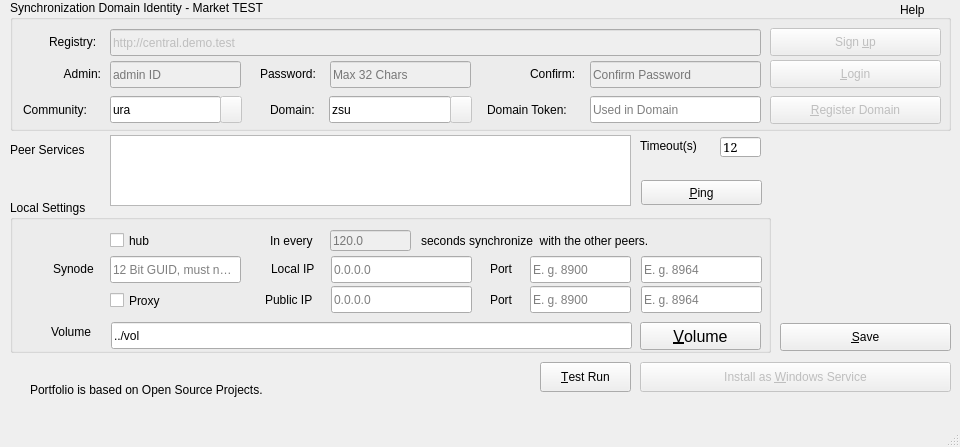
odys-z/semantic-jserv, file synode.py/src/synodepy3/form.ui: the form before one commit.
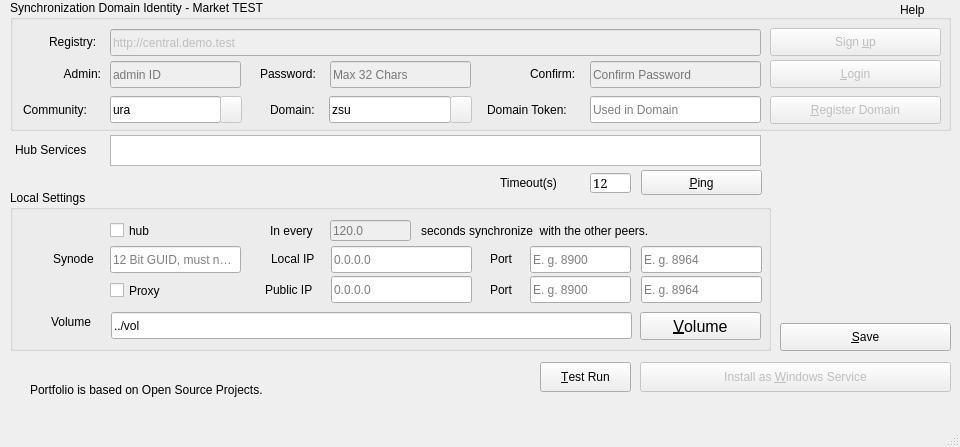
The form after the commit. Icons and pictures are not drawn.

The edit to the form file:
```diff
--- a/synode.py/src/synodepy3/form.ui
+++ b/synode.py/src/synodepy3/form.ui
@@ -42,8 +42,8 @@
      <rect>
       <x>110</x>
       <y>135</y>
-      <width>521</width>
-      <height>71</height>
+      <width>651</width>
+      <height>31</height>
      </rect>
     </property>
     <property name="maximumSize">
@@ -488,9 +488,9 @@
    <widget class="QLabel" name="lbQr">
     <property name="geometry">
      <rect>
-      <x>784</x>
+      <x>778</x>
       <y>141</y>
-      <width>161</width>
+      <width>173</width>
       <height>171</height>
      </rect>
     </property>
@@ -568,7 +568,7 @@
     <property name="geometry">
      <rect>
       <x>641</x>
-      <y>180</y>
+      <y>170</y>
       <width>121</width>
       <height>25</height>
      </rect>
@@ -583,8 +583,8 @@
    <widget class="QLineEdit" name="txtimeout">
     <property name="geometry">
      <rect>
-      <x>720</x>
-      <y>137</y>
+      <x>590</x>
+      <y>173</y>
       <width>41</width>
       <height>20</height>
      </rect>
@@ -617,8 +617,8 @@
    <widget class="QLabel" name="lbTimeout">
     <property name="geometry">
      <rect>
-      <x>640</x>
-      <y>138</y>
+      <x>500</x>
+      <y>175</y>
       <width>81</width>
       <height>16</height>
      </rect>
@@ -646,23 +646,23 @@
    <widget class="QLabel" name="lbVolume_2">
     <property name="geometry">
      <rect>
-      <x>10</x>
+      <x>15</x>
       <y>140</y>
       <width>91</width>
       <height>20</height>
      </rect>
     </property>
     <property name="text">
-     <string>Peer Services</string>
+     <string>Hub Services</string>
     </property>
    </widget>
    <widget class="QGroupBox" name="gboxLocal">
     <property name="geometry">
      <rect>
       <x>10</x>
-      <y>200</y>
+      <y>190</y>
       <width>761</width>
-      <height>153</height>
+      <height>161</height>
      </rect>
     </property>
     <property name="title">
```
